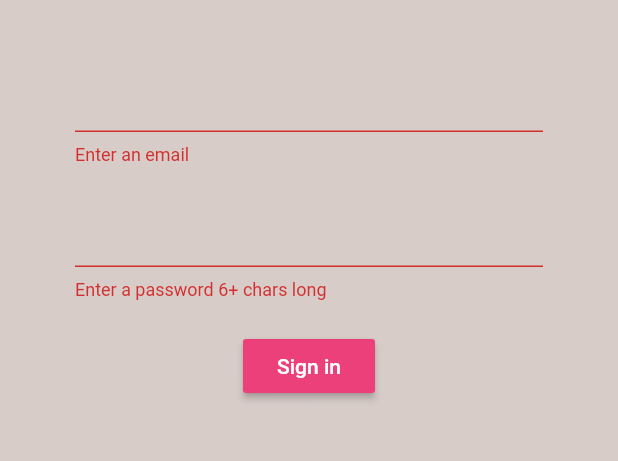
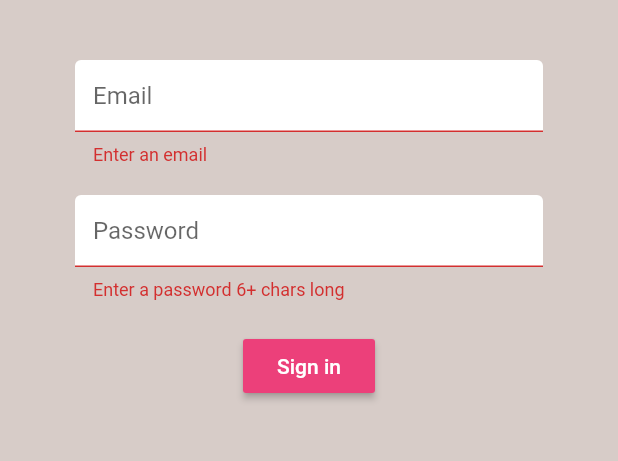
Before and after one commit to jon-chua/PromoGo, a Flutter app: the screen it shows after launch, after a tap on "Sign in", on a phone screen of 412 x 824 dp, the part 84-545 px from its top. Run offline on Flutter 3.47's test engine with Material 2 defaults, Android fonts, the phone set to English and light mode, and no system bars; our stand-ins replace firebase_auth; accounts and stored records are empty.

Commit message:
Add some styling

```diff
--- a/promo_go/lib/screens/authenticate/register.dart
+++ b/promo_go/lib/screens/authenticate/register.dart
@@ -1,5 +1,6 @@
 import 'package:flutter/material.dart';
 import 'package:promogo/services/auth.dart';
+import 'package:promogo/shared/constants.dart';
 
 class Register extends StatefulWidget {
   final Function toggleView;
@@ -41,14 +42,17 @@ class _RegisterState extends State<Register> {
           child: Column(children: <Widget>[
             SizedBox(height: 20.0),
             TextFormField(
+                decoration: textInputDecoration.copyWith(hintText: 'Email'),
                 validator: (val) => val.isEmpty ? 'Enter an email' : null,
                 onChanged: (val) {
                   setState(() => email = val);
                 }),
             SizedBox(height: 20.0),
             TextFormField(
+              decoration: textInputDecoration.copyWith(hintText: 'Password'),
               obscureText: true,
-              validator: (val) => val.length < 6 ? 'Enter a password 6+ chars long' : null,
+              validator: (val) =>
+                  val.length < 6 ? 'Enter a password 6+ chars long' : null,
               onChanged: (val) {
                 setState(() => password = val);
               },
@@ -62,7 +66,8 @@ class _RegisterState extends State<Register> {
                 ),
                 onPressed: () async {
                   if (_formKey.currentState.validate()) {
-                    dynamic result = await _auth.registerWithEmailAndPassword(email, password);
+                    dynamic result = await _auth.registerWithEmailAndPassword(
+                        email, password);
                     if (result == null) {
                       setState(() => error = 'Please supply a valid email');
                     } else {
--- a/promo_go/lib/screens/authenticate/sign_in.dart
+++ b/promo_go/lib/screens/authenticate/sign_in.dart
@@ -1,5 +1,6 @@
 import 'package:flutter/material.dart';
 import 'package:promogo/services/auth.dart';
+import 'package:promogo/shared/constants.dart';
 
 class SignIn extends StatefulWidget {
 
@@ -46,6 +47,7 @@ class _SignInState extends State<SignIn> {
             children: <Widget>[
               SizedBox(height: 20.0),
               TextFormField(
+                  decoration: textInputDecoration.copyWith(hintText: 'Email'),
                   validator: (val) => val.isEmpty ? 'Enter an email' : null,
                   onChanged: (val) {
                   setState(() => email = val);
@@ -53,6 +55,7 @@ class _SignInState extends State<SignIn> {
               ),
               SizedBox(height: 20.0),
               TextFormField(
+                decoration: textInputDecoration.copyWith(hintText: 'Password'),
                 obscureText: true,
                 validator: (val) => val.length < 6 ? 'Enter a password 6+ chars long' : null,
                 onChanged: (val) {
--- /dev/null
+++ b/promo_go/lib/shared/constants.dart
@@ -0,0 +1,10 @@
+import 'package:flutter/material.dart';
+
+const textInputDecoration = InputDecoration(
+    fillColor: Colors.white,
+    filled: true,
+    enabledBorder: OutlineInputBorder(
+        borderSide: BorderSide(color: Colors.white, width: 2.0)),
+    focusedBorder: OutlineInputBorder(
+        borderSide: BorderSide(color: Colors.pink, width: 2.0))
+);
```
